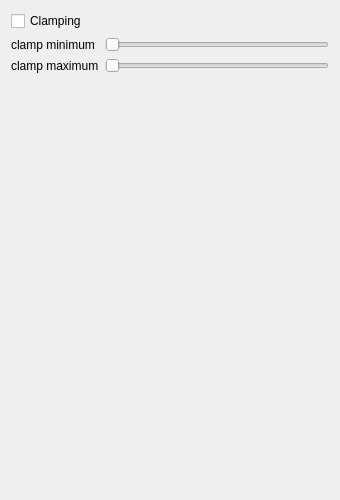
Before: the Qt Designer form smoke/view/visualizationsettingspane.ui in bvanloon/Scientific-Visualization, drawn with Qt 5.
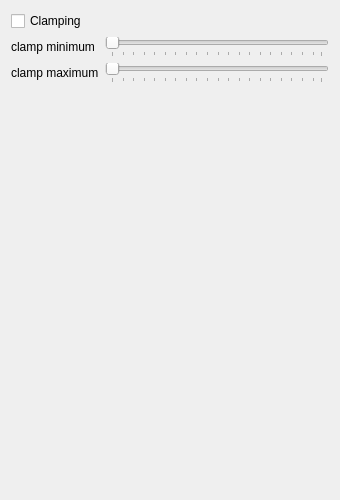
After: the same form once the commit is applied.

Commit message: Initialize the sliders to the default value.

The edit to the form file:
```diff
--- a/smoke/view/visualizationsettingspane.ui
+++ b/smoke/view/visualizationsettingspane.ui
@@ -20,6 +20,12 @@
    <string>Form</string>
   </property>
   <layout class="QFormLayout" name="formLayout">
+   <property name="labelAlignment">
+    <set>Qt::AlignLeading|Qt::AlignLeft|Qt::AlignVCenter</set>
+   </property>
+   <property name="formAlignment">
+    <set>Qt::AlignLeading|Qt::AlignLeft|Qt::AlignTop</set>
+   </property>
    <item row="0" column="0">
     <widget class="QCheckBox" name="clampingCheckBox">
      <property name="text">
@@ -46,6 +52,12 @@
      <property name="orientation">
       <enum>Qt::Horizontal</enum>
      </property>
+     <property name="tickPosition">
+      <enum>QSlider::TicksBelow</enum>
+     </property>
+     <property name="tickInterval">
+      <number>5</number>
+     </property>
     </widget>
    </item>
    <item row="2" column="1">
@@ -53,6 +65,12 @@
      <property name="orientation">
       <enum>Qt::Horizontal</enum>
      </property>
+     <property name="tickPosition">
+      <enum>QSlider::TicksBelow</enum>
+     </property>
+     <property name="tickInterval">
+      <number>5</number>
+     </property>
     </widget>
    </item>
   </layout>
```
The commit also changes 1 other file.
